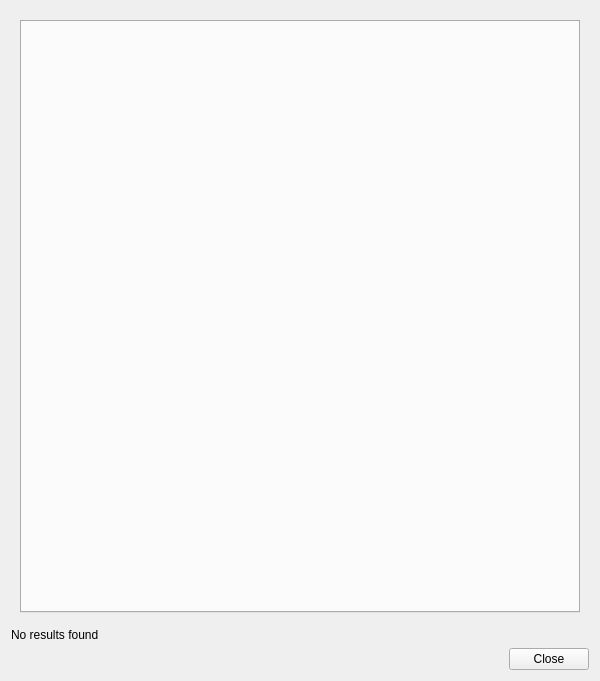
Qt form ui/api_search.ui (Giswater/giswater_qgis_plugin) before a commit.
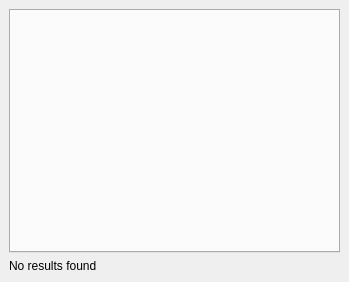
The same form after that commit.

Commit message: Search docked into Qt.LeftDockWidgetArea

Diff of the .ui file:
```diff
--- a/ui/api_search.ui
+++ b/ui/api_search.ui
@@ -1,57 +1,21 @@
 <?xml version="1.0" encoding="UTF-8"?>
 <ui version="4.0">
- <class>Dialog</class>
- <widget class="QDialog" name="Dialog">
+ <class>SearchPlus</class>
+ <widget class="QDockWidget" name="SearchPlus">
   <property name="geometry">
    <rect>
     <x>0</x>
     <y>0</y>
-    <width>600</width>
-    <height>681</height>
+    <width>349</width>
+    <height>282</height>
    </rect>
   </property>
   <property name="windowTitle">
    <string>Dialog</string>
   </property>
-  <layout class="QGridLayout" name="gridLayout_2">
-   <item row="2" column="0">
-    <layout class="QHBoxLayout" name="horizontalLayout">
-     <item>
-      <spacer name="horizontalSpacer">
-       <property name="orientation">
-        <enum>Qt::Horizontal</enum>
-       </property>
-       <property name="sizeType">
-        <enum>QSizePolicy::MinimumExpanding</enum>
-       </property>
-       <property name="sizeHint" stdset="0">
-        <size>
-         <width>40</width>
-         <height>20</height>
-        </size>
-       </property>
-      </spacer>
-     </item>
-     <item>
-      <widget class="QPushButton" name="btn_close">
-       <property name="focusPolicy">
-        <enum>Qt::NoFocus</enum>
-       </property>
-       <property name="text">
-        <string>Close</string>
-       </property>
-      </widget>
-     </item>
-    </layout>
-   </item>
+  <widget class="QWidget" name="Dialog">
+   <layout class="QGridLayout" name="gridLayout">
    <item row="0" column="0">
-    <widget class="QWidget" name="centralwidget" native="true">
-     <property name="sizePolicy">
-      <sizepolicy hsizetype="Preferred" vsizetype="Expanding">
-       <horstretch>0</horstretch>
-       <verstretch>0</verstretch>
-      </sizepolicy>
-     </property>
      <layout class="QVBoxLayout" name="verticalLayout">
       <item>
        <widget class="QTabWidget" name="main_tab">
@@ -61,7 +25,6 @@
        </widget>
       </item>
      </layout>
-    </widget>
    </item>
    <item row="1" column="0">
     <widget class="QLabel" name="lbl_msg">
@@ -71,6 +34,7 @@
     </widget>
    </item>
   </layout>
+  </widget>
  </widget>
  <resources/>
  <connections/>
```
Left out of the diff: 2 changed lines with no effect on the pictures. Lines whose indentation alone changed are shown as unchanged. The commit also changes 2 other files.
